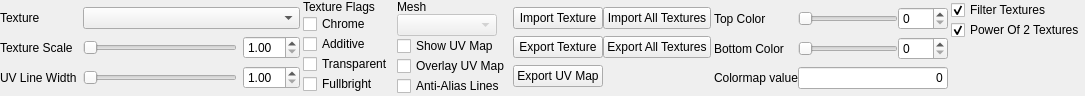
SamVanheer/HalfLifeAssetManager, file src/tools/hlmv/ui/assets/studiomodel/dockpanels/StudioModelTexturesPanel.ui: the form before one commit.
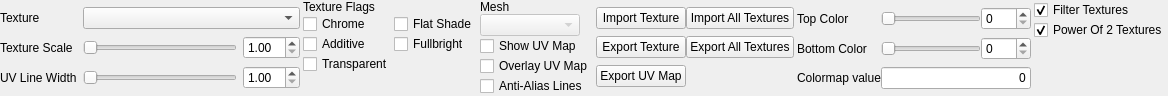
The form after the commit.

Commit message: Add checkbox to change texture flat shade flag

Diff of the .ui file:
```diff
--- a/src/tools/hlmv/ui/assets/studiomodel/dockpanels/StudioModelTexturesPanel.ui
+++ b/src/tools/hlmv/ui/assets/studiomodel/dockpanels/StudioModelTexturesPanel.ui
@@ -6,7 +6,7 @@
    <rect>
     <x>0</x>
     <y>0</y>
-    <width>1056</width>
+    <width>1142</width>
     <height>86</height>
    </rect>
   </property>
@@ -32,48 +32,6 @@
    <property name="verticalSpacing">
     <number>0</number>
    </property>
-   <item row="0" column="3">
-    <layout class="QGridLayout" name="gridLayout_4">
-     <property name="verticalSpacing">
-      <number>0</number>
-     </property>
-     <item row="1" column="1">
-      <widget class="QPushButton" name="ExportTexture">
-       <property name="text">
-        <string>Export Texture</string>
-       </property>
-      </widget>
-     </item>
-     <item row="0" column="1">
-      <widget class="QPushButton" name="ImportTexture">
-       <property name="text">
-        <string>Import Texture</string>
-       </property>
-      </widget>
-     </item>
-     <item row="2" column="1">
-      <widget class="QPushButton" name="ExportUVMap">
-       <property name="text">
-        <string>Export UV Map</string>
-       </property>
-      </widget>
-     </item>
-     <item row="0" column="2">
-      <widget class="QPushButton" name="ImportAllTextures">
-       <property name="text">
-        <string>Import All Textures</string>
-       </property>
-      </widget>
-     </item>
-     <item row="1" column="2">
-      <widget class="QPushButton" name="ExportAllTextures">
-       <property name="text">
-        <string>Export All Textures</string>
-       </property>
-      </widget>
-     </item>
-    </layout>
-   </item>
    <item row="1" column="0">
     <spacer name="verticalSpacer">
      <property name="orientation">
@@ -87,6 +45,95 @@
      </property>
     </spacer>
    </item>
+   <item row="0" column="3">
+    <layout class="QVBoxLayout" name="verticalLayout">
+     <property name="spacing">
+      <number>0</number>
+     </property>
+     <property name="leftMargin">
+      <number>0</number>
+     </property>
+     <item>
+      <widget class="QLabel" name="label_7">
+       <property name="text">
+        <string>Mesh</string>
+       </property>
+      </widget>
+     </item>
+     <item>
+      <widget class="QComboBox" name="Meshes">
+       <property name="enabled">
+        <bool>false</bool>
+       </property>
+       <property name="sizePolicy">
+        <sizepolicy hsizetype="Fixed" vsizetype="Fixed">
+         <horstretch>0</horstretch>
+         <verstretch>0</verstretch>
+        </sizepolicy>
+       </property>
+       <property name="minimumSize">
+        <size>
+         <width>100</width>
+         <height>0</height>
+        </size>
+       </property>
+       <property name="maximumSize">
+        <size>
+         <width>100</width>
+         <height>16777215</height>
+        </size>
+       </property>
+      </widget>
+     </item>
+     <item>
+      <widget class="QCheckBox" name="ShowUVMap">
+       <property name="text">
+        <string>Show UV Map</string>
+       </property>
+      </widget>
+     </item>
+     <item>
+      <widget class="QCheckBox" name="OverlayUVMap">
+       <property name="text">
+        <string>Overlay UV Map</string>
+       </property>
+      </widget>
+     </item>
+     <item>
+      <widget class="QCheckBox" name="AntiAliasLines">
+       <property name="text">
+        <string>Anti-Alias Lines</string>
+       </property>
+      </widget>
+     </item>
+     <item>
+      <spacer name="verticalSpacer_3">
+       <property name="orientation">
+        <enum>Qt::Vertical</enum>
+       </property>
+       <property name="sizeHint" stdset="0">
+        <size>
+         <width>20</width>
+         <height>0</height>
+        </size>
+       </property>
+      </spacer>
+     </item>
+    </layout>
+   </item>
+   <item row="0" column="7">
+    <spacer name="horizontalSpacer">
+     <property name="orientation">
+      <enum>Qt::Horizontal</enum>
+     </property>
+     <property name="sizeHint" stdset="0">
+      <size>
+       <width>0</width>
+       <height>20</height>
+      </size>
+     </property>
+    </spacer>
+   </item>
    <item row="0" column="0">
     <widget class="QWidget" name="TexturesWidget" native="true">
      <property name="sizePolicy">
@@ -236,83 +283,7 @@
      </layout>
     </widget>
    </item>
-   <item row="0" column="2">
-    <layout class="QVBoxLayout" name="verticalLayout">
-     <property name="spacing">
-      <number>0</number>
-     </property>
-     <property name="leftMargin">
-      <number>0</number>
-     </property>
-     <item>
-      <widget class="QLabel" name="label_7">
-       <property name="text">
-        <string>Mesh</string>
-       </property>
-      </widget>
-     </item>
-     <item>
-      <widget class="QComboBox" name="Meshes">
-       <property name="enabled">
-        <bool>false</bool>
-       </property>
-       <property name="sizePolicy">
-        <sizepolicy hsizetype="Fixed" vsizetype="Fixed">
-         <horstretch>0</horstretch>
-         <verstretch>0</verstretch>
-        </sizepolicy>
-       </property>
-       <property name="minimumSize">
-        <size>
-         <width>100</width>
-         <height>0</height>
-        </size>
-       </property>
-       <property name="maximumSize">
-        <size>
-         <width>100</width>
-         <height>16777215</height>
-        </size>
-       </property>
-      </widget>
-     </item>
-     <item>
-      <widget class="QCheckBox" name="ShowUVMap">
-       <property name="text">
-        <string>Show UV Map</string>
-       </property>
-      </widget>
-     </item>
-     <item>
-      <widget class="QCheckBox" name="OverlayUVMap">
-       <property name="text">
-        <string>Overlay UV Map</string>
-       </property>
-      </widget>
-     </item>
-     <item>
-      <widget class="QCheckBox" name="AntiAliasLines">
-       <property name="text">
-        <string>Anti-Alias Lines</string>
-       </property>
-      </widget>
-     </item>
-     <item>
-      <spacer name="verticalSpacer_3">
-       <property name="orientation">
-        <enum>Qt::Vertical</enum>
-       </property>
-       <property name="sizeHint" stdset="0">
-        <size>
-         <width>20</width>
-         <height>0</height>
-        </size>
-       </property>
-      </spacer>
-     </item>
-    </layout>
-   </item>
-   <item row="0" column="4">
+   <item row="0" column="5">
     <layout class="QGridLayout" name="gridLayout_5">
      <property name="verticalSpacing">
       <number>0</number>
@@ -459,6 +430,91 @@
      </item>
     </layout>
    </item>
+   <item row="0" column="6">
+    <layout class="QGridLayout" name="gridLayout_6">
+     <property name="rightMargin">
+      <number>0</number>
+     </property>
+     <property name="verticalSpacing">
+      <number>0</number>
+     </property>
+     <item row="1" column="0">
+      <widget class="QCheckBox" name="PowerOf2Textures">
+       <property name="text">
+        <string>Power Of 2 Textures</string>
+       </property>
+       <property name="checked">
+        <bool>true</bool>
+       </property>
+      </widget>
+     </item>
+     <item row="0" column="0">
+      <widget class="QCheckBox" name="FilterTextures">
+       <property name="text">
+        <string>Filter Textures</string>
+       </property>
+       <property name="checked">
+        <bool>true</bool>
+       </property>
+      </widget>
+     </item>
+     <item row="2" column="0">
+      <spacer name="verticalSpacer_4">
+       <property name="orientation">
+        <enum>Qt::Vertical</enum>
+       </property>
+       <property name="sizeHint" stdset="0">
+        <size>
+         <width>20</width>
+         <height>0</height>
+        </size>
+       </property>
+      </spacer>
+     </item>
+    </layout>
+   </item>
+   <item row="0" column="4">
+    <layout class="QGridLayout" name="gridLayout_4">
+     <property name="verticalSpacing">
+      <number>0</number>
+     </property>
+     <item row="1" column="1">
+      <widget class="QPushButton" name="ExportTexture">
+       <property name="text">
+        <string>Export Texture</string>
+       </property>
+      </widget>
+     </item>
+     <item row="0" column="1">
+      <widget class="QPushButton" name="ImportTexture">
+       <property name="text">
+        <string>Import Texture</string>
+       </property>
+      </widget>
+     </item>
+     <item row="2" column="1">
+      <widget class="QPushButton" name="ExportUVMap">
+       <property name="text">
+        <string>Export UV Map</string>
+       </property>
+      </widget>
+     </item>
+     <item row="0" column="2">
+      <widget class="QPushButton" name="ImportAllTextures">
+       <property name="text">
+        <string>Import All Textures</string>
+       </property>
+      </widget>
+     </item>
+     <item row="1" column="2">
+      <widget class="QPushButton" name="ExportAllTextures">
+       <property name="text">
+        <string>Export All Textures</string>
+       </property>
+      </widget>
+     </item>
+    </layout>
+   </item>
    <item row="0" column="1">
     <layout class="QGridLayout" name="gridLayout_3">
      <property name="verticalSpacing">
@@ -471,19 +527,6 @@
        </property>
       </widget>
      </item>
-     <item row="5" column="0">
-      <spacer name="verticalSpacer_2">
-       <property name="orientation">
-        <enum>Qt::Vertical</enum>
-       </property>
-       <property name="sizeHint" stdset="0">
-        <size>
-         <width>20</width>
-         <height>0</height>
-        </size>
-       </property>
-      </spacer>
-     </item>
      <item row="3" column="0">
       <widget class="QCheckBox" name="Transparent">
        <property name="text">
@@ -491,13 +534,6 @@
        </property>
       </widget>
      </item>
-     <item row="4" column="0">
-      <widget class="QCheckBox" name="Fullbright">
-       <property name="text">
-        <string>Fullbright</string>
-       </property>
-      </widget>
-     </item>
      <item row="2" column="0">
       <widget class="QCheckBox" name="Additive">
        <property name="text">
@@ -505,6 +541,19 @@
        </property>
       </widget>
      </item>
+     <item row="6" column="0">
+      <spacer name="verticalSpacer_2">
+       <property name="orientation">
+        <enum>Qt::Vertical</enum>
+       </property>
+       <property name="sizeHint" stdset="0">
+        <size>
+         <width>20</width>
+         <height>0</height>
+        </size>
+       </property>
+      </spacer>
+     </item>
      <item row="0" column="0">
       <widget class="QLabel" name="label_8">
        <property name="text">
@@ -512,62 +561,20 @@
        </property>
       </widget>
      </item>
-    </layout>
-   </item>
-   <item row="0" column="6">
-    <spacer name="horizontalSpacer">
-     <property name="orientation">
-      <enum>Qt::Horizontal</enum>
-     </property>
-     <property name="sizeHint" stdset="0">
-      <size>
-       <width>0</width>
-       <height>20</height>
-      </size>
-     </property>
-    </spacer>
-   </item>
-   <item row="0" column="5">
-    <layout class="QGridLayout" name="gridLayout_6">
-     <property name="rightMargin">
-      <number>0</number>
-     </property>
-     <property name="verticalSpacing">
-      <number>0</number>
-     </property>
-     <item row="1" column="0">
-      <widget class="QCheckBox" name="PowerOf2Textures">
+     <item row="1" column="1">
+      <widget class="QCheckBox" name="FlatShade">
        <property name="text">
-        <string>Power Of 2 Textures</string>
+        <string>Flat Shade</string>
        </property>
-       <property name="checked">
-        <bool>true</bool>
-       </property>
       </widget>
      </item>
-     <item row="0" column="0">
-      <widget class="QCheckBox" name="FilterTextures">
+     <item row="2" column="1">
+      <widget class="QCheckBox" name="Fullbright">
        <property name="text">
-        <string>Filter Textures</string>
+        <string>Fullbright</string>
        </property>
-       <property name="checked">
-        <bool>true</bool>
-       </property>
       </widget>
      </item>
-     <item row="2" column="0">
-      <spacer name="verticalSpacer_4">
-       <property name="orientation">
-        <enum>Qt::Vertical</enum>
-       </property>
-       <property name="sizeHint" stdset="0">
-        <size>
-         <width>20</width>
-         <height>0</height>
-        </size>
-       </property>
-      </spacer>
-     </item>
     </layout>
    </item>
   </layout>
```
The commit also changes 2 other files.
